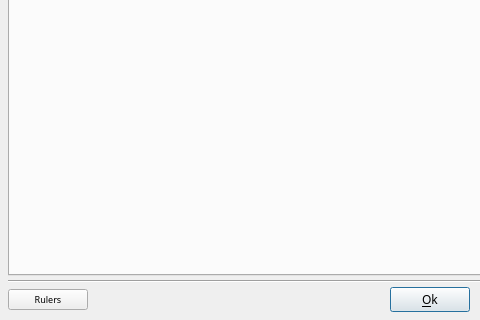
Qt form src/ffDiaporama/DlgImage/DlgImageCorrection.ui (boenki/ffdiaporama) before a commit; both pictures show x 0 to 480 and y 130 to 450 of the 746 by 450 pixel window.
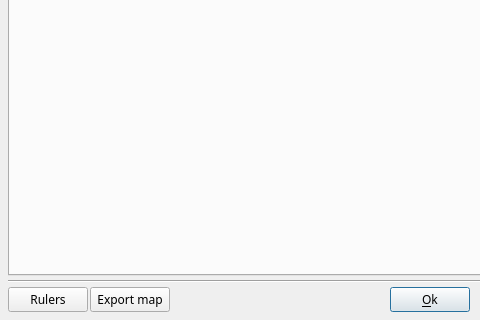
The same form after that commit. Icons and pictures are not drawn.

Commit message: Bug fixes:     -Fixed the problem of slow display of the markers on the GMaps map during animations     -Fixed the map display in the GMaps tab: Ensure that the map is never truncated and the display is centered     -Fixed the problem of quality of the GMaps map when they are in high resolution     -Fixed the activation/deactivation of paster actions in the edit slides dialog [regression 12.17.2013]     -Fixed applying changes of altered properties in the edit image/video/GMap dialog to the following shots in the edit slides dialog (only applies the changed properties and not all properties)

```diff
--- a/src/ffDiaporama/DlgImage/DlgImageCorrection.ui
+++ b/src/ffDiaporama/DlgImage/DlgImageCorrection.ui
@@ -81,12 +81,6 @@
      </property>
      <item>
       <widget class="QPushButton" name="RulersBT">
-       <property name="font">
-        <font>
-         <family>Sans Serif</family>
-         <pointsize>7</pointsize>
-        </font>
-       </property>
        <property name="toolTip">
         <string>Allows you to enable or disable the magnetic rulers.
 When rulers are enabled, the mouse will automatically snap to the edges of the photo, facilitating the framing.</string>
@@ -100,6 +94,20 @@
        </property>
       </widget>
      </item>
+     <item>
+      <widget class="QPushButton" name="ExportMapBT">
+       <property name="toolTip">
+        <string>Export current map to a file</string>
+       </property>
+       <property name="text">
+        <string>Export map</string>
+       </property>
+       <property name="icon">
+        <iconset resource="../RSCffDiaporama.qrc">
+         <normaloff>:/img/filesave.png</normaloff>:/img/filesave.png</iconset>
+       </property>
+      </widget>
+     </item>
      <item>
       <widget class="QLabel" name="StatusBar">
        <property name="sizePolicy">
```
The commit also changes 63 other files.
